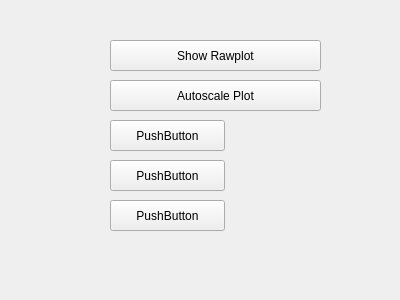
Qt form viewwidget.ui (huettern/RedpitayaSpectrumAnalzyer) before a commit.
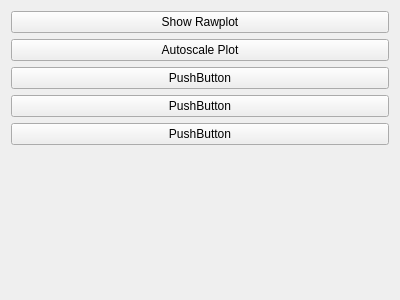
The same form after that commit.

What changed in the file:
```diff
--- a/viewwidget.ui
+++ b/viewwidget.ui
@@ -13,71 +13,60 @@
   <property name="windowTitle">
    <string>Form</string>
   </property>
+  <layout class="QVBoxLayout" name="verticalLayout_2">
+   <item>
+    <layout class="QVBoxLayout" name="verticalLayout">
+     <item>
   <widget class="QPushButton" name="rawplotButton">
-   <property name="geometry">
-    <rect>
-     <x>110</x>
-     <y>40</y>
-     <width>211</width>
-     <height>31</height>
-    </rect>
-   </property>
    <property name="text">
     <string>Show Rawplot</string>
    </property>
   </widget>
+     </item>
+     <item>
   <widget class="QPushButton" name="autoscalePlot">
-   <property name="geometry">
-    <rect>
-     <x>110</x>
-     <y>80</y>
-     <width>211</width>
-     <height>31</height>
-    </rect>
-   </property>
    <property name="text">
     <string>Autoscale Plot</string>
    </property>
   </widget>
+     </item>
+     <item>
   <widget class="QPushButton" name="pushButton_3">
-   <property name="geometry">
-    <rect>
-     <x>110</x>
-     <y>120</y>
-     <width>115</width>
-     <height>31</height>
-    </rect>
-   </property>
    <property name="text">
     <string>PushButton</string>
    </property>
   </widget>
+     </item>
+     <item>
   <widget class="QPushButton" name="pushButton_4">
-   <property name="geometry">
-    <rect>
-     <x>110</x>
-     <y>160</y>
-     <width>115</width>
-     <height>31</height>
-    </rect>
-   </property>
    <property name="text">
     <string>PushButton</string>
    </property>
   </widget>
+     </item>
+     <item>
   <widget class="QPushButton" name="pushButton_5">
-   <property name="geometry">
-    <rect>
-     <x>110</x>
-     <y>200</y>
-     <width>115</width>
-     <height>31</height>
-    </rect>
-   </property>
    <property name="text">
     <string>PushButton</string>
    </property>
   </widget>
+     </item>
+    </layout>
+   </item>
+   <item>
+    <spacer name="verticalSpacer">
+     <property name="orientation">
+      <enum>Qt::Vertical</enum>
+     </property>
+     <property name="sizeHint" stdset="0">
+      <size>
+       <width>20</width>
+       <height>37</height>
+      </size>
+     </property>
+    </spacer>
+   </item>
+  </layout>
  </widget>
  <resources/>
  <connections/>
```
Lines whose indentation alone changed are shown as unchanged.
